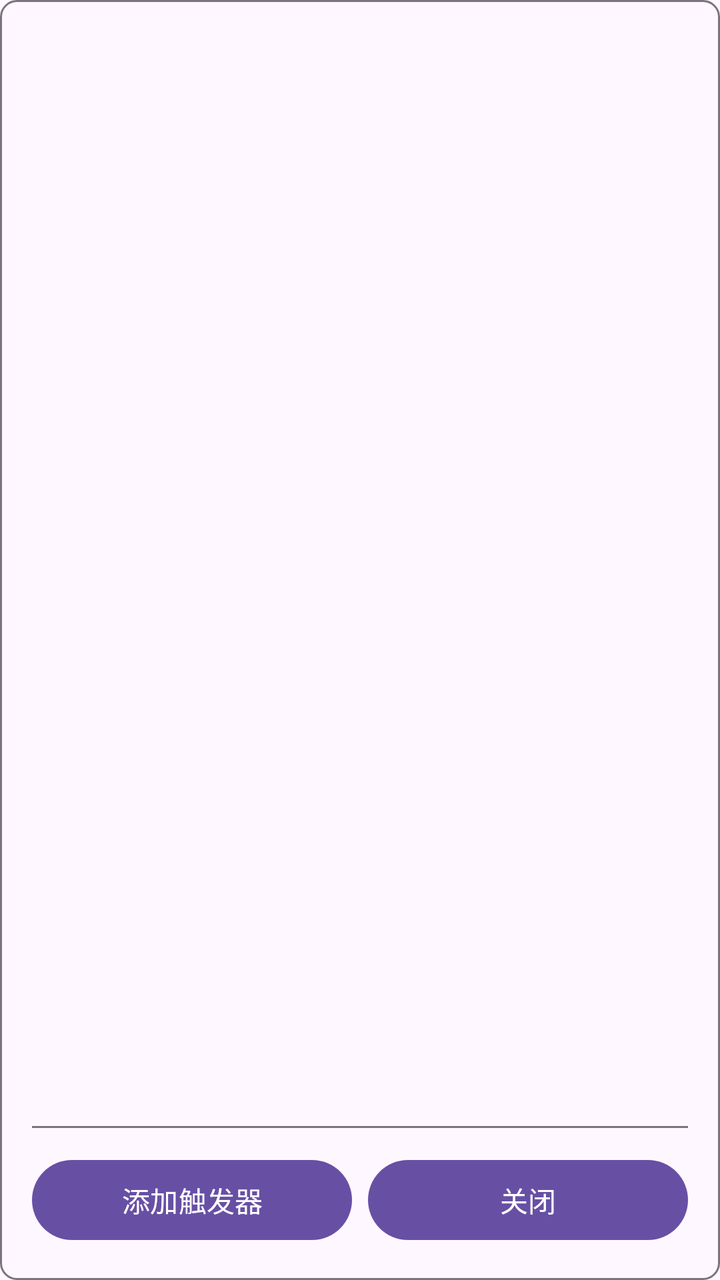
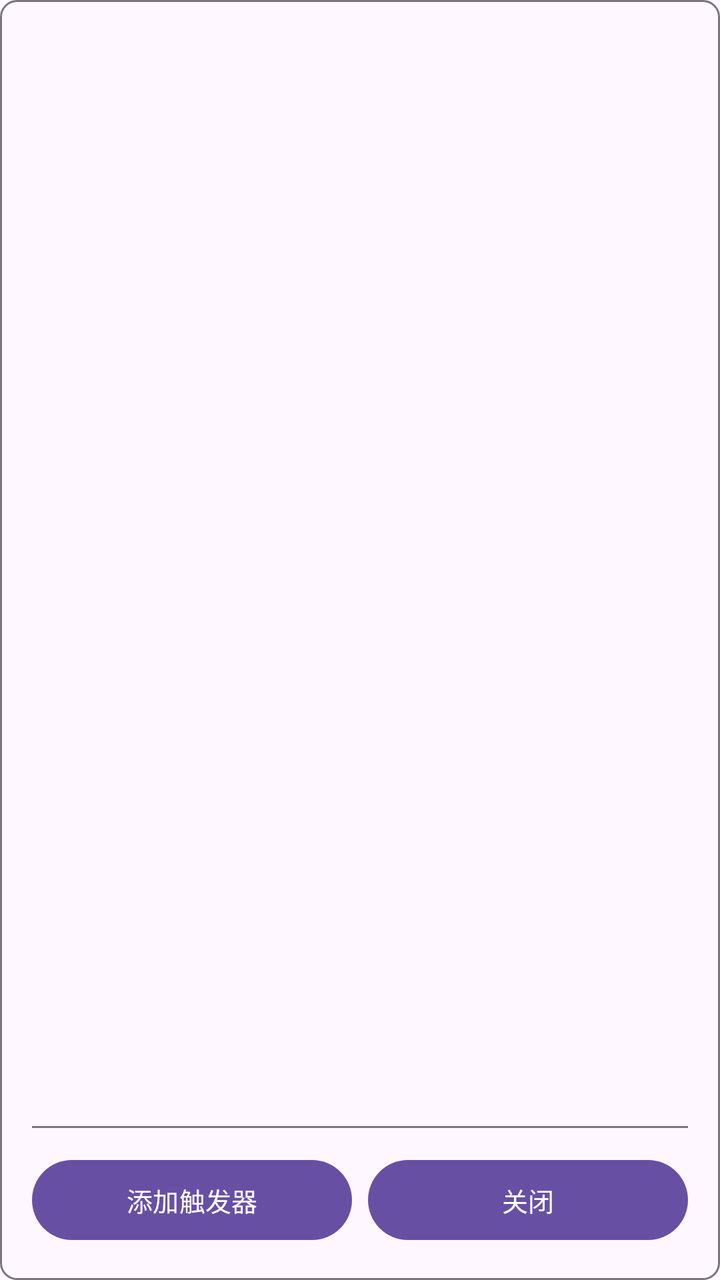

Two renders of the same Android screen: before a commit and after it. Below are the layout's source before the change and the commit's diff.
<!-- AndroidManifest.xml: application theme AppTheme -->
<!-- res/layout/dialog_build_triggers.xml -->
<?xml version="1.0" encoding="utf-8"?>
<LinearLayout xmlns:android="http://schemas.android.com/apk/res/android"
    xmlns:app="http://schemas.android.com/apk/res-auto"
    android:layout_width="match_parent"
    android:layout_height="match_parent"
    android:orientation="vertical"
    android:background="@drawable/bg_list_item_border"
    android:padding="16dp">

    <androidx.recyclerview.widget.RecyclerView
        android:id="@+id/triggersRecyclerView"
        android:layout_width="match_parent"
        android:layout_height="0dp"
        android:layout_weight="1"
        android:maxHeight="500dp" />

    <View
        android:layout_width="match_parent"
        android:layout_height="1dp"
        android:background="?attr/colorOutline"
        android:layout_marginTop="12dp"
        android:layout_marginBottom="12dp" />

    <LinearLayout
        android:layout_width="match_parent"
        android:layout_height="wrap_content"
        android:orientation="horizontal">

        <com.google.android.material.button.MaterialButton
            android:id="@+id/addTriggerBtn"
            android:layout_width="0dp"
            android:layout_height="wrap_content"
            android:layout_weight="1"
            android:text="添加触发器"
            app:backgroundTint="?attr/colorPrimary"
            android:textColor="@color/white" />

        <com.google.android.material.button.MaterialButton
            android:id="@+id/closeBtn"
            android:layout_width="0dp"
            android:layout_height="wrap_content"
            android:layout_weight="1"
            android:text="关闭"
            android:layout_marginStart="8dp" />

    </LinearLayout>

</LinearLayout>
<!-- resources referenced by this layout -->
<resources>
  <color name="white">#FFFFFF</color>
  <!-- drawable bg_list_item_border (drawable) -->
  <?xml version="1.0" encoding="utf-8"?>
  <shape xmlns:android="http://schemas.android.com/apk/res/android">
      <solid android:color="?attr/colorSurface" />
      <stroke
          android:width="1dp"
          android:color="?attr/colorOutline" />
      <corners android:radius="8dp" />
  </shape>
  <style name="AppTheme" parent="Base.AppTheme" />
  <style name="Base.AppTheme" parent="Theme.Material3.DayNight.NoActionBar">
      
      
    </style>
</resources>

<!-- the commit's change to res/layout/dialog_build_triggers.xml (unified diff, before → after) -->
@@ -31,7 +31,7 @@
             android:layout_width="0dp"
             android:layout_height="wrap_content"
             android:layout_weight="1"
-            android:text="添加触发器"
+            android:text="@string/xml_dialog_build_triggers"
             app:backgroundTint="?attr/colorPrimary"
             android:textColor="@color/white" />
 
@@ -40,7 +40,7 @@
             android:layout_width="0dp"
             android:layout_height="wrap_content"
             android:layout_weight="1"
-            android:text="关闭"
+            android:text="@string/ssl_mode_off"
             android:layout_marginStart="8dp" />
 
     </LinearLayout>
<!-- resource entries referenced after the edit -->
@@ -10,10 +10,55 @@
           android:color="?attr/colorOutline" />
       <corners android:radius="8dp" />
   </shape>
+  <string name="ssl_mode_off">关闭</string>
+  <string name="xml_dialog_build_triggers">添加触发器</string>
   <style name="AppTheme" parent="Base.AppTheme" />
   <style name="Base.AppTheme" parent="Theme.Material3.DayNight.NoActionBar">
       
       
+  
+      
+      <item name="android:textViewStyle">@style/AppTextView</item>
+      <item name="android:buttonStyle">@style/AppButton</item>
+      <item name="materialButtonStyle">@style/AppMaterialButton</item>
+      <item name="chipStyle">@style/AppChip</item>
     </style>
+  <style name="AppTextView" parent="@android:style/Widget.DeviceDefault.TextView">
+      <item name="android:breakStrategy">simple</item>
+      <item name="android:hyphenationFrequency">full</item>
+      <item name="android:ellipsize">end</item>
+      <item name="android:justificationMode">inter_word</item>
+      <item name="android:textIsSelectable">false</item>
+    </style>
+  <style name="AppButton" parent="Widget.Material3.Button">
+      <item name="android:minHeight">@dimen/app_button_min_height</item>
+      <item name="android:minWidth">@dimen/app_button_min_width</item>
+      <item name="android:maxLines">2</item>
+      <item name="android:ellipsize">end</item>
+      <item name="android:paddingStart">@dimen/app_button_padding_h</item>
+      <item name="android:paddingEnd">@dimen/app_button_padding_h</item>
+      <item name="android:breakStrategy">simple</item>
+      <item name="android:hyphenationFrequency">full</item>
+      <item name="android:textSize">@dimen/app_button_text_size</item>
+    </style>
+  <style name="AppMaterialButton" parent="Widget.Material3.Button">
+      <item name="android:minHeight">@dimen/app_button_min_height</item>
+      <item name="android:minWidth">@dimen/app_button_min_width</item>
+      <item name="android:maxLines">2</item>
+      <item name="android:ellipsize">end</item>
+      <item name="android:paddingStart">@dimen/app_button_padding_h</item>
+      <item name="android:paddingEnd">@dimen/app_button_padding_h</item>
+      <item name="android:breakStrategy">simple</item>
+      <item name="android:hyphenationFrequency">full</item>
+      <item name="android:textAllCaps">false</item>
+      <item name="android:textSize">@dimen/app_button_text_size</item>
+    </style>
+  <style name="AppChip" parent="Widget.Material3.Chip.Assist">
+      <item name="android:textIsSelectable">false</item>
+    </style>
+  <dimen name="app_button_min_height">48dp</dimen>
+  <dimen name="app_button_min_width">112dp</dimen>
+  <dimen name="app_button_padding_h">10dp</dimen>
+  <dimen name="app_button_text_size">13sp</dimen>
 </resources>
 
